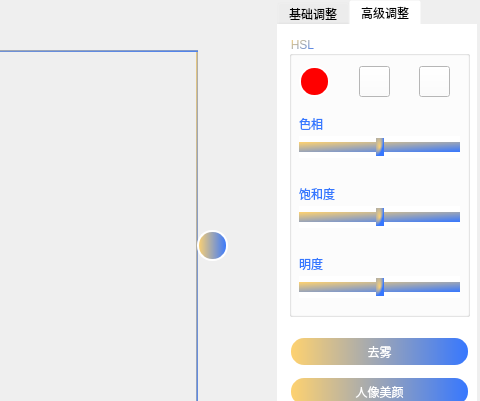
The window that qt_demo/mainwindow.ui (Signal-groupproject/digital_signal) describes before a commit, drawn with Qt 5; both pictures show x 653 to 1133 and y 0 to 401 of the 1133 by 752 pixel window.
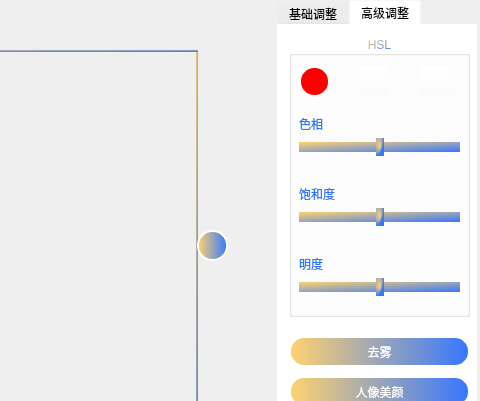
The same window after the commit. The open tabs and pages were chosen to show the change.

Patch:
```diff
--- a/qt_demo/mainwindow.ui
+++ b/qt_demo/mainwindow.ui
@@ -1468,12 +1468,15 @@
      </property>
      <property name="styleSheet">
       <string notr="true"> color: qlineargradient(x1: 0, y1: 0, x2: 1, y2: 1, stop: 0 #ffd26f, stop: 1 #3677ff);
-background-color:rgba(255,255,255,255);
+                            background-color:rgba(255,255,255,0);
 </string>
      </property>
      <property name="title">
       <string>HSL</string>
      </property>
+                    <property name="alignment">
+                        <set>Qt::AlignCenter</set>
+                    </property>
      <widget class="QSlider" name="colorationHSL">
       <property name="geometry">
        <rect>
```
Left out of the diff: 1364 changed lines with no effect on the pictures. Lines whose indentation alone changed are shown as unchanged.
